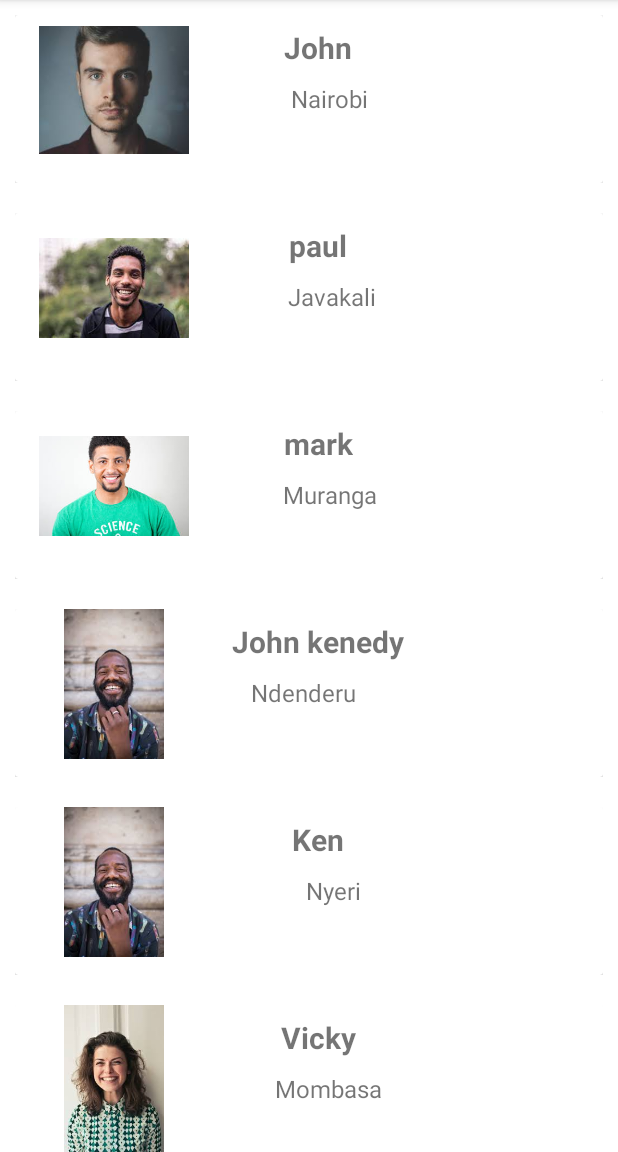
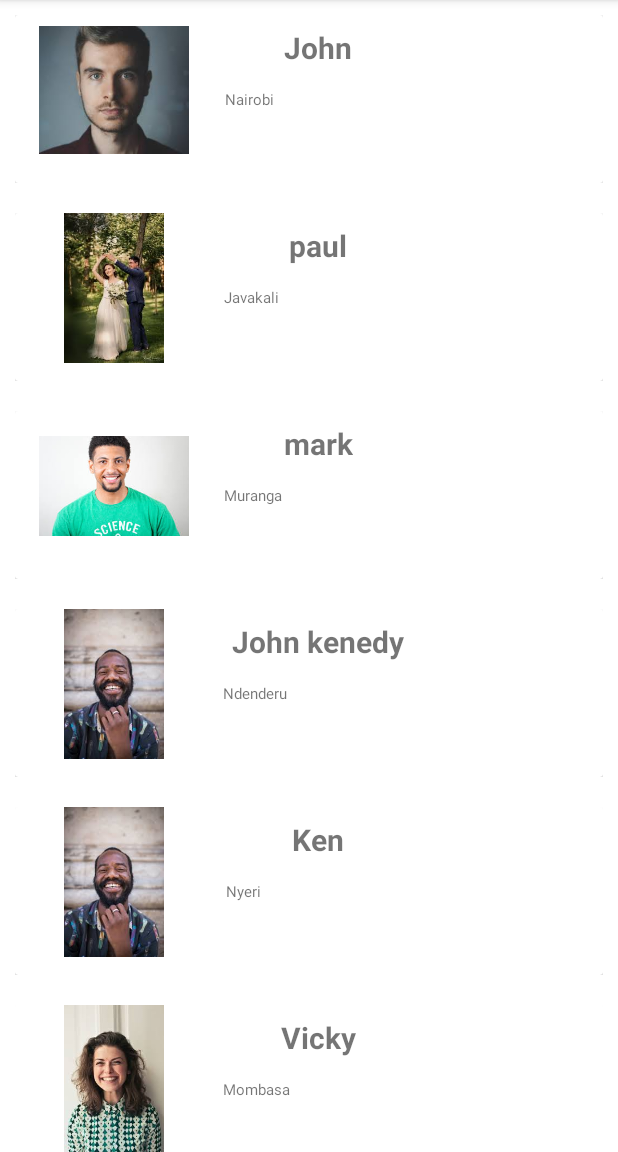
Before and after one commit to gilbertKorir/android-recyclerview, an Android app: the screen it shows after launch (MainActivity), on a phone screen of 412 x 824 dp, the part 84-1236 px from its top. Run offline under Robolectric (Android 15) with nearby library versions, the phone set to English and light mode, and no system bars.

Commit message:
initial commits

```diff
--- a/app/src/main/java/com/example/myrecyclerview/MainActivity.java
+++ b/app/src/main/java/com/example/myrecyclerview/MainActivity.java
@@ -7,15 +7,18 @@ import androidx.recyclerview.widget.RecyclerView;
 import android.os.Bundle;
 
 public class MainActivity extends AppCompatActivity {
+
     RecyclerView recyclerView;
     String s1[], s2[];
-    int images[] = {R.drawable.c1,R.drawable.c2,R.drawable.c3, R.drawable.c4, R.drawable.c4,R.drawable.c5,
+    int images[] = {R.drawable.c1, R.drawable.c10,R.drawable.c3, R.drawable.c4, R.drawable.c4,R.drawable.c5,
             R.drawable.c6,R.drawable.c7,R.drawable.c8, R.drawable.c9, R.drawable.c10};
 
     @Override
     protected void onCreate(Bundle savedInstanceState) {
         super.onCreate(savedInstanceState);
         setContentView(R.layout.activity_main);
+
+        // get the reference of RecyclerView
         recyclerView = findViewById(R.id.recyclerView);
 
         s1 = getResources().getStringArray(R.array.contacts);
@@ -23,6 +26,8 @@ public class MainActivity extends AppCompatActivity {
 
         MyAdapter myAdapter = new MyAdapter(this, s1, s2, images);
         recyclerView.setAdapter(myAdapter);
+
+        // set LayoutManager to RecyclerView
         recyclerView.setLayoutManager(new LinearLayoutManager(this));
     }
 }
--- a/app/src/main/java/com/example/myrecyclerview/MyAdapter.java
+++ b/app/src/main/java/com/example/myrecyclerview/MyAdapter.java
@@ -12,9 +12,9 @@ import androidx.recyclerview.widget.RecyclerView;
 
 public class MyAdapter extends RecyclerView.Adapter<MyAdapter.MyViewHolder> {
 
-
     Context context;
-    String data1[], data2[];
+    String data1[];
+    String data2[];
     int images[];
 
     public MyAdapter(Context ct, String s1[], String s2[], int img[]){
@@ -26,6 +26,7 @@ public class MyAdapter extends RecyclerView.Adapter<MyAdapter.MyViewHolder> {
 
     @NonNull
     @Override
+    //set the return type for onCreateViewHolder explicitly to MyViewHolder.
     public MyViewHolder onCreateViewHolder(@NonNull ViewGroup parent, int viewType) {
         LayoutInflater inflater = LayoutInflater.from(context);
         View view = inflater.inflate(R.layout.my_row,parent, false);
@@ -39,6 +40,7 @@ public class MyAdapter extends RecyclerView.Adapter<MyAdapter.MyViewHolder> {
         holder.myicons.setImageResource(images[position]);
     }
 
+    //returning the number of objects
     @Override
     public int getItemCount() {
         return data1.length;
@@ -48,6 +50,7 @@ public class MyAdapter extends RecyclerView.Adapter<MyAdapter.MyViewHolder> {
         TextView mycontacts,mylocations;
         ImageView myicons;
 
+        // get the reference of item view's
         public MyViewHolder(@NonNull View itemView) {
             super(itemView);
             mycontacts = itemView.findViewById(R.id.mycontact);
--- a/app/src/main/res/layout/my_row.xml
+++ b/app/src/main/res/layout/my_row.xml
@@ -49,15 +49,15 @@
                 android:id="@+id/mylocation"
                 android:layout_width="wrap_content"
                 android:layout_height="wrap_content"
-                android:layout_marginStart="20dp"
-                android:layout_marginEnd="172dp"
                 android:layout_marginBottom="36dp"
                 android:text="Location"
-                android:textSize="16sp"
+                android:textSize="10sp"
                 app:layout_constraintBottom_toBottomOf="parent"
                 app:layout_constraintEnd_toEndOf="parent"
-                app:layout_constraintStart_toStartOf="@+id/mycontact"
-                app:layout_constraintTop_toBottomOf="@+id/mycontact" />
+                app:layout_constraintHorizontal_bias="0.098"
+                app:layout_constraintStart_toEndOf="@+id/myicon"
+                app:layout_constraintTop_toBottomOf="@+id/mycontact"
+                app:layout_constraintVertical_bias="0.526" />
         </androidx.constraintlayout.widget.ConstraintLayout>
     </androidx.cardview.widget.CardView>
 </androidx.constraintlayout.widget.ConstraintLayout>
```
